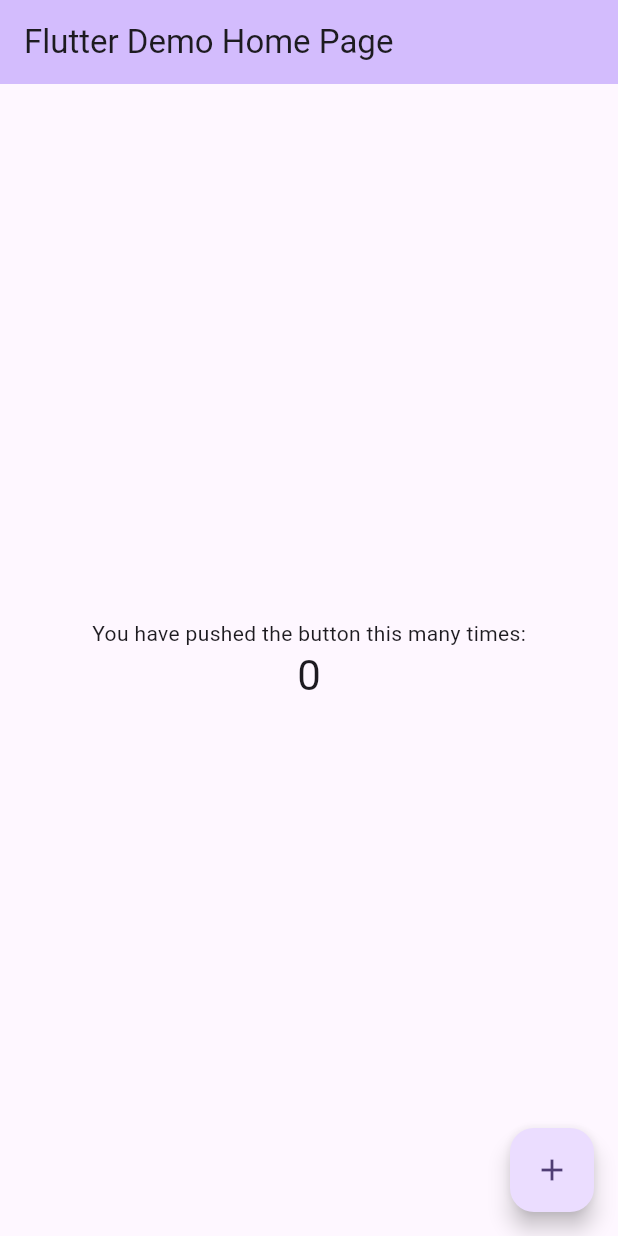
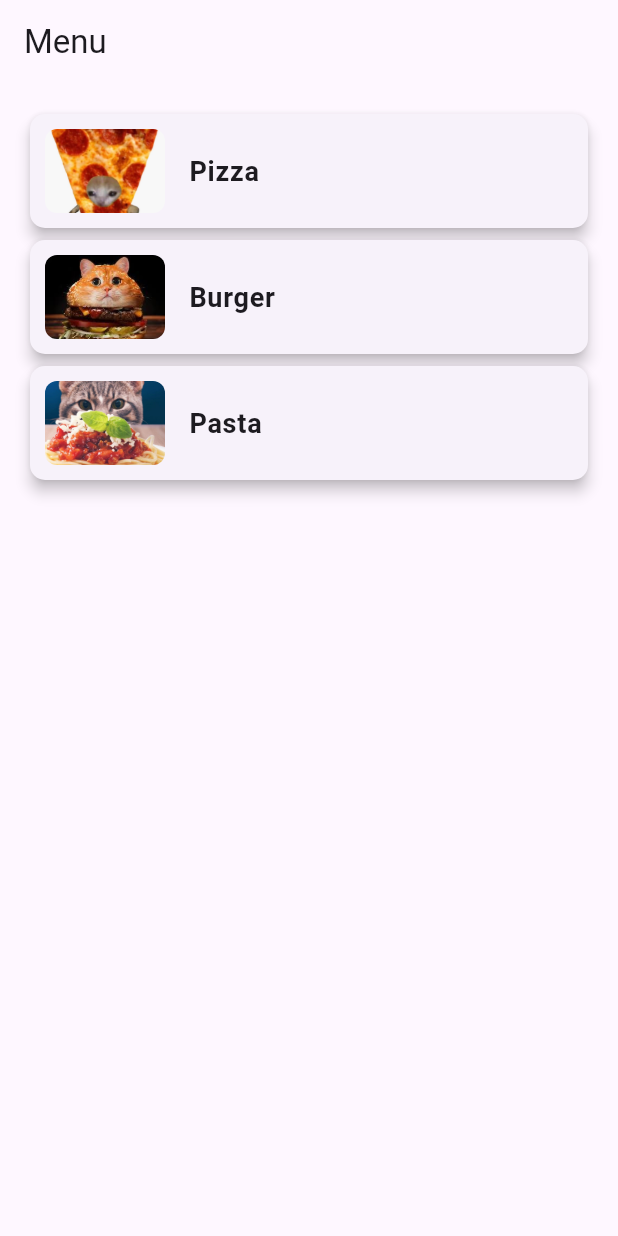
Before and after one commit to JBGalvez7/restaurant_app, a Flutter app: the screen it shows after launch, on a phone screen of 412 x 824 dp. Run offline on Flutter 3.47's test engine with Material 3 defaults, Android fonts, the phone set to English and light mode, and no system bars.

Commit message:
update for restaurant app - 1

```diff
--- a/lib/main.dart
+++ b/lib/main.dart
@@ -1,4 +1,5 @@
 import 'package:flutter/material.dart';
+import 'screens/menu_list_screen.dart';
 
 void main() {
   runApp(const MyApp());
@@ -7,116 +8,13 @@ void main() {
 class MyApp extends StatelessWidget {
   const MyApp({super.key});
 
-  // This widget is the root of your application.
   @override
   Widget build(BuildContext context) {
     return MaterialApp(
-      title: 'Flutter Demo',
-      theme: ThemeData(
-        // This is the theme of your application.
-        //
-        // TRY THIS: Try running your application with "flutter run". You'll see
-        // the application has a purple toolbar. Then, without quitting the app,
-        // try changing the seedColor in the colorScheme below to Colors.green
-        // and then invoke "hot reload" (save your changes or press the "hot
-        // reload" button in a Flutter-supported IDE, or press "r" if you used
-        // the command line to start the app).
-        //
-        // Notice that the counter didn't reset back to zero; the application
-        // state is not lost during the reload. To reset the state, use hot
-        // restart instead.
-        //
-        // This works for code too, not just values: Most code changes can be
-        // tested with just a hot reload.
-        colorScheme: ColorScheme.fromSeed(seedColor: Colors.deepPurple),
-      ),
-      home: const MyHomePage(title: 'Flutter Demo Home Page'),
+      debugShowCheckedModeBanner: false,
+      title: 'Restaurant Menu',
+      theme: ThemeData(primarySwatch: Colors.red),
+      home: const MenuListScreen(),
     );
   }
 }
-
-class MyHomePage extends StatefulWidget {
-  const MyHomePage({super.key, required this.title});
-
-  // This widget is the home page of your application. It is stateful, meaning
-  // that it has a State object (defined below) that contains fields that affect
-  // how it looks.
-
-  // This class is the configuration for the state. It holds the values (in this
-  // case the title) provided by the parent (in this case the App widget) and
-  // used by the build method of the State. Fields in a Widget subclass are
-  // always marked "final".
-
-  final String title;
-
-  @override
-  State<MyHomePage> createState() => _MyHomePageState();
-}
-
-class _MyHomePageState extends State<MyHomePage> {
-  int _counter = 0;
-
-  void _incrementCounter() {
-    setState(() {
-      // This call to setState tells the Flutter framework that something has
-      // changed in this State, which causes it to rerun the build method below
-      // so that the display can reflect the updated values. If we changed
-      // _counter without calling setState(), then the build method would not be
-      // called again, and so nothing would appear to happen.
-      _counter++;
-    });
-  }
-
-  @override
-  Widget build(BuildContext context) {
-    // This method is rerun every time setState is called, for instance as done
-    // by the _incrementCounter method above.
-    //
-    // The Flutter framework has been optimized to make rerunning build methods
-    // fast, so that you can just rebuild anything that needs updating rather
-    // than having to individually change instances of widgets.
-    return Scaffold(
-      appBar: AppBar(
-        // TRY THIS: Try changing the color here to a specific color (to
-        // Colors.amber, perhaps?) and trigger a hot reload to see the AppBar
-        // change color while the other colors stay the same.
-        backgroundColor: Theme.of(context).colorScheme.inversePrimary,
-        // Here we take the value from the MyHomePage object that was created by
-        // the App.build method, and use it to set our appbar title.
-        title: Text(widget.title),
-      ),
-      body: Center(
-        // Center is a layout widget. It takes a single child and positions it
-        // in the middle of the parent.
-        child: Column(
-          // Column is also a layout widget. It takes a list of children and
-          // arranges them vertically. By default, it sizes itself to fit its
-          // children horizontally, and tries to be as tall as its parent.
-          //
-          // Column has various properties to control how it sizes itself and
-          // how it positions its children. Here we use mainAxisAlignment to
-          // center the children vertically; the main axis here is the vertical
-          // axis because Columns are vertical (the cross axis would be
-          // horizontal).
-          //
-          // TRY THIS: Invoke "debug painting" (choose the "Toggle Debug Paint"
-          // action in the IDE, or press "p" in the console), to see the
-          // wireframe for each widget.
-          mainAxisAlignment: MainAxisAlignment.center,
-          children: <Widget>[
-            const Text('You have pushed the button this many times:'),
-            Text(
-              '$_counter',
-              style: Theme.of(context).textTheme.headlineMedium,
-            ),
-          ],
-        ),
-      ),
-      floatingActionButton: FloatingActionButton(
-        onPressed: _incrementCounter,
-        tooltip: 'Increment',
-        child: const Icon(Icons.add),
-      ), // This trailing comma makes auto-formatting nicer for build methods.
-    );
-  }
-}
--- /dev/null
+++ b/lib/screens/menu_list_screen.dart
@@ -0,0 +1,64 @@
+import 'package:flutter/material.dart';
+import 'food_details_screen.dart';
+
+class MenuListScreen extends StatelessWidget {
+  const MenuListScreen({super.key});
+
+  final List<Map<String, String>> menuItems = const [
+    {'name': 'Pizza', 'image': 'assets/images/pizza.jpg'},
+    {'name': 'Burger', 'image': 'assets/images/burger.jpg'},
+    {'name': 'Pasta', 'image': 'assets/images/pasta.jpg'},
+  ];
+
+  @override
+  Widget build(BuildContext context) {
+    return Scaffold(
+      appBar: AppBar(title: const Text('Menu')),
+      body: Padding(
+        padding: const EdgeInsets.all(16.0),
+        child: ListView.builder(
+          itemCount: menuItems.length,
+          itemBuilder: (context, index) {
+            return Card(
+              elevation: 4,
+              shape: RoundedRectangleBorder(
+                borderRadius: BorderRadius.circular(10),
+              ),
+              child: ListTile(
+                contentPadding: const EdgeInsets.all(10),
+                leading: ClipRRect(
+                  borderRadius: BorderRadius.circular(8),
+                  child: Image.asset(
+                    menuItems[index]['image']!,
+                    width: 80,
+                    height: 80,
+                    fit: BoxFit.cover,
+                  ),
+                ),
+                title: Text(
+                  menuItems[index]['name']!,
+                  style: const TextStyle(
+                    fontSize: 18,
+                    fontWeight: FontWeight.bold,
+                  ),
+                ),
+                onTap: () {
+                  Navigator.push(
+                    context,
+                    MaterialPageRoute(
+                      builder:
+                          (context) => FoodDetailsScreen(
+                            name: menuItems[index]['name']!,
+                            image: menuItems[index]['image']!,
+                          ),
+                    ),
+                  );
+                },
+              ),
+            );
+          },
+        ),
+      ),
+    );
+  }
+}
--- a/pubspec.yaml
+++ b/pubspec.yaml
@@ -51,6 +51,11 @@ dev_dependencies:
 
 # The following section is specific to Flutter packages.
 flutter:
+  assets:
+    - assets/images/pizza.jpg
+    - assets/images/burger.jpg
+    - assets/images/pasta.jpg
+
 
   # The following line ensures that the Material Icons font is
   # included with your application, so that you can use the icons in
```
Also changed, not shown: lib/screens/food_details_screen.dart (added, +40 -0 lines), assets/images/burger.jpg (added), assets/images/pasta.jpg (added), assets/images/pizza.jpg (added).
